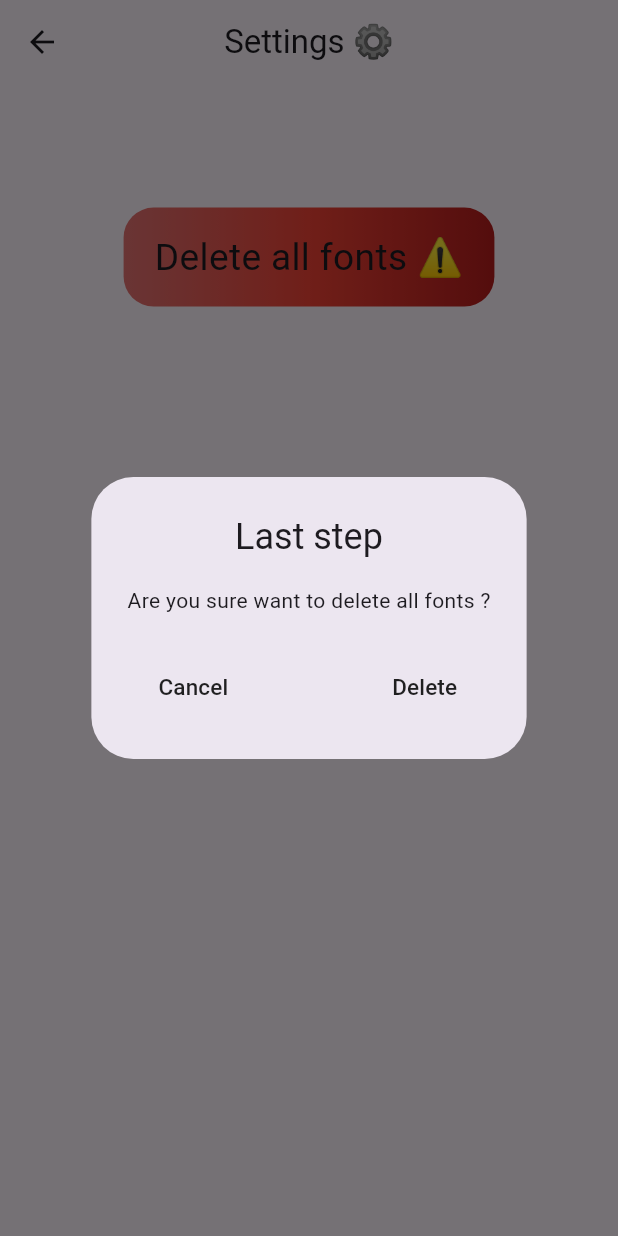
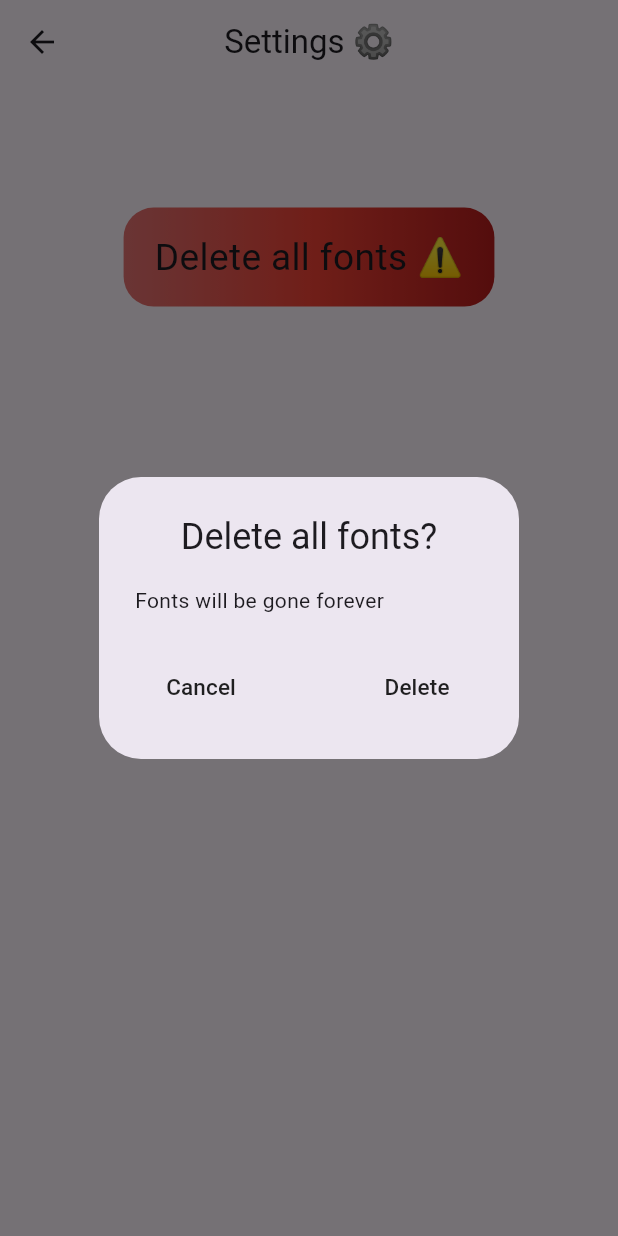
Before and after one commit to v-ai-b-ha-v/Inkify, a Flutter app: the SettingsPage screen opened directly, after a tap on "Delete all fonts ⚠️", on a phone screen of 412 x 824 dp. Run offline on Flutter 3.47's test engine with Material 3 defaults, Android fonts, the phone set to English and light mode, and no system bars; our stand-ins replace google_fonts, hive, hive_flutter, image_picker, marquee, permission_handler; missing offline and left inert: flutter_animated_button, image_gallery_saver_plus; accounts and stored records are empty.

Commit message:
Minor Changes

```diff
--- a/lib/pages/output_page.dart
+++ b/lib/pages/output_page.dart
@@ -212,9 +212,7 @@ class _OutputPageState extends State<OutputPage> {
                         ? () => setState(() => currentPageIndex--)
                         : null,
                   ),
-                  Text("${MediaQuery.of(context).size.height
-                   - MediaQuery.of(context).padding.top
-                   - MediaQuery.of(context).padding.bottom}"),
+                  Text("Page ${currentPageIndex + 1} / ${pages.length}"),
                   IconButton(
                     icon: const Icon(Icons.arrow_forward),
                     onPressed: currentPageIndex < pages.length - 1
--- a/lib/pages/settings_page.dart
+++ b/lib/pages/settings_page.dart
@@ -41,8 +41,8 @@ class SettingsPage extends StatelessWidget {
   context: context,
   builder: (BuildContext context) {
     return AlertDialog(
-      title: Center(child: Text("Last step")),
-      content: Text("Are you sure want to delete all fonts ?"),
+      title: Center(child: Text("Delete all fonts?")),
+      content: Text("Fonts will be gone forever"),
       actions: [
 
         Row(
--- a/lib/pages/uploadpage.dart
+++ b/lib/pages/uploadpage.dart
@@ -75,7 +75,7 @@ class UploadPage extends StatelessWidget {
 }
 
 void showSpecialDialog(BuildContext context){
-  const String specialCharacters = r""".,;:?!=* '"()[]{}-_/@#&$%""";
+  const String specialCharacters = r""".,;:?+!=* '"()[]{}-_/@#&$%""";
 
   showDialog(
     context: context,
```
Also changed, not shown: assets/logo.png.
